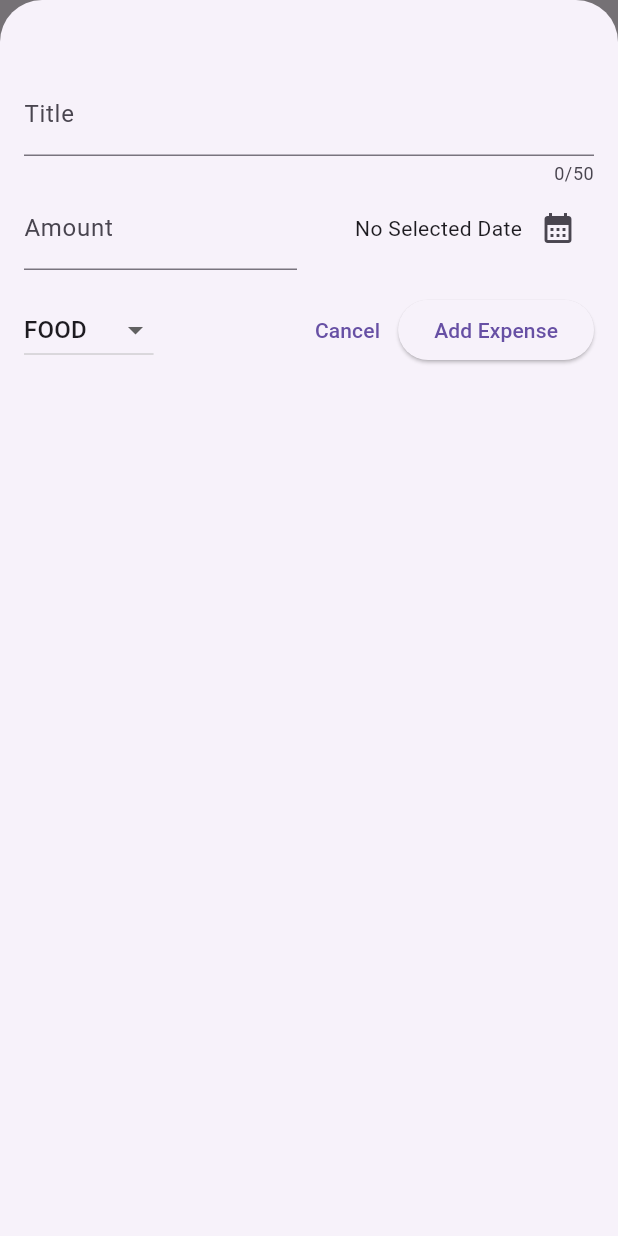
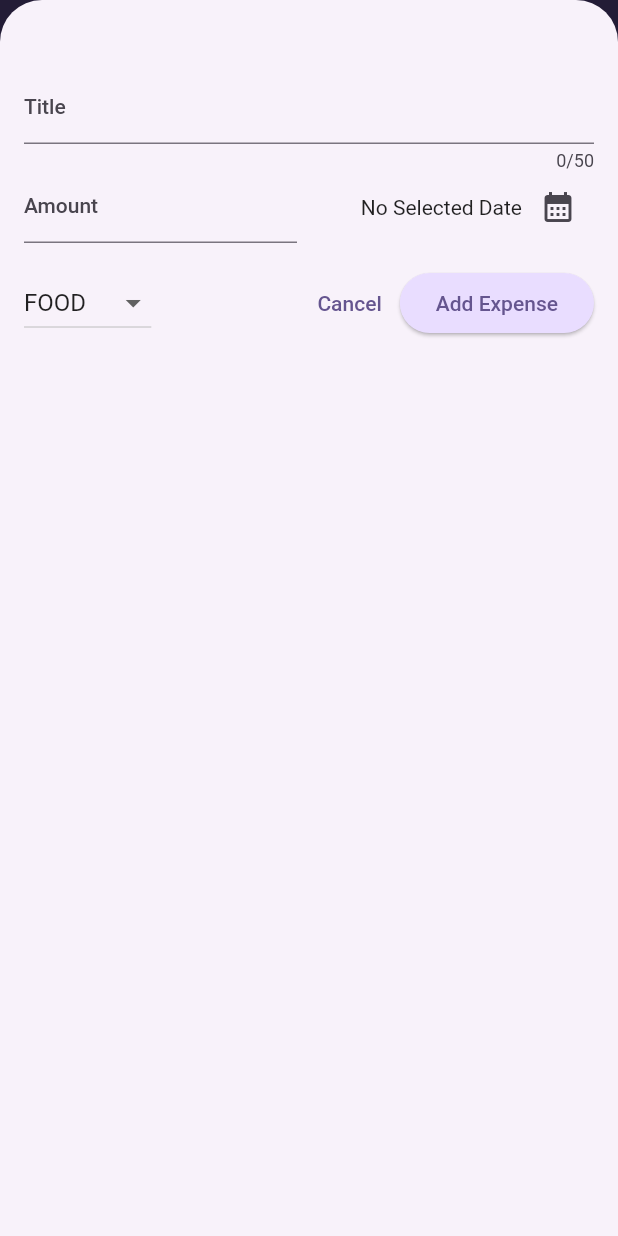
Before and after one commit to Joexwilly/expense_tracker, a Flutter app: the screen it shows after launch, after a tap on the "add" icon, on a phone screen of 412 x 824 dp. Run offline on Flutter 3.47's test engine with Material 2 defaults, Android fonts, the phone set to English and light mode, and no system bars.

Commit message:
Added dark mode theme

```diff
--- a/lib/main.dart
+++ b/lib/main.dart
@@ -1,9 +1,55 @@
 import 'package:expense_tracker/expenses.dart';
 import 'package:flutter/material.dart';
 
+var kColorScheme = ColorScheme.fromSeed(
+  seedColor: const Color.fromARGB(255, 96, 59, 181),
+);
+
+var kDarkColorScheme = ColorScheme.fromSeed(
+  brightness: Brightness.dark,
+  seedColor: const Color.fromARGB(255, 5, 99, 125),
+);
+
 void main() {
   runApp(MaterialApp(
-    theme: ThemeData(useMaterial3: true),
+    darkTheme: ThemeData.dark().copyWith(
+      useMaterial3: true,
+      colorScheme: kDarkColorScheme,
+      cardTheme: const CardTheme().copyWith(
+        color: kDarkColorScheme.secondaryContainer,
+        margin: const EdgeInsets.symmetric(horizontal: 16, vertical: 8),
+      ),
+      elevatedButtonTheme: ElevatedButtonThemeData(
+        style: ElevatedButton.styleFrom(
+          backgroundColor: kDarkColorScheme.primaryContainer,
+          foregroundColor: kDarkColorScheme.onPrimaryContainer,
+        ),
+      ),
+    ),
+    theme: ThemeData().copyWith(
+      useMaterial3: true,
+      colorScheme: kColorScheme,
+      appBarTheme: const AppBarTheme().copyWith(
+        backgroundColor: kColorScheme.onPrimaryContainer,
+        foregroundColor: kColorScheme.primaryContainer,
+      ),
+      cardTheme: const CardTheme().copyWith(
+        color: kColorScheme.secondaryContainer,
+        margin: const EdgeInsets.symmetric(horizontal: 16, vertical: 8),
+      ),
+      elevatedButtonTheme: ElevatedButtonThemeData(
+        style: ElevatedButton.styleFrom(
+          backgroundColor: kColorScheme.primaryContainer,
+        ),
+      ),
+      textTheme: ThemeData().textTheme.copyWith(
+            titleLarge: TextStyle(
+                fontWeight: FontWeight.normal,
+                fontSize: 14,
+                color: kColorScheme.onSecondaryContainer),
+          ),
+    ),
+    themeMode: ThemeMode.system, //this is default
     home: const Expenses(),
   ));
 }
--- a/lib/widgets/expenses_list/expense_item.dart
+++ b/lib/widgets/expenses_list/expense_item.dart
@@ -15,8 +15,12 @@ class ExpenseItem extends StatelessWidget {
           vertical: 16,
         ),
         child: Column(
+          crossAxisAlignment: CrossAxisAlignment.start,
           children: [
-            Text(expense.title),
+            Text(
+              expense.title,
+              style: Theme.of(context).textTheme.titleLarge,
+            ),
             const SizedBox(
               height: 4,
             ),
--- a/lib/widgets/expenses_list/expenses_list.dart
+++ b/lib/widgets/expenses_list/expenses_list.dart
@@ -15,6 +15,12 @@ class ExpensesList extends StatelessWidget {
       itemCount: expenses.length,
       itemBuilder: (ctx, index) => Dismissible(
         key: ValueKey(expenses[index]),
+        background: Container(
+          color: Theme.of(context).colorScheme.error,
+          margin: EdgeInsets.symmetric(
+            horizontal: Theme.of(context).cardTheme.margin!.horizontal,
+          ),
+        ),
         onDismissed: (direction) {
           onRemoveExpense(expenses[index]);
         },
```
